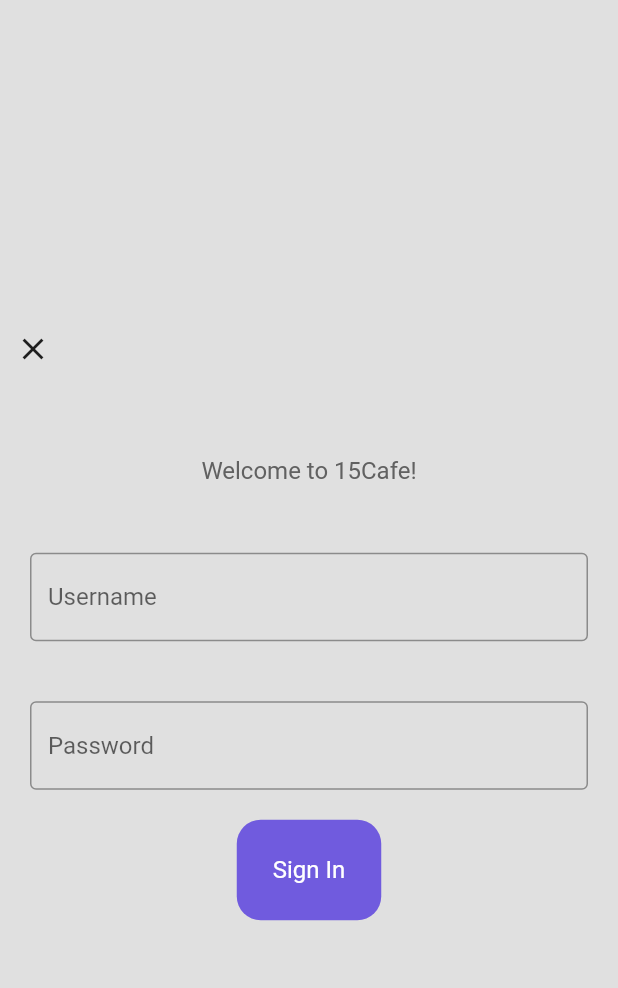
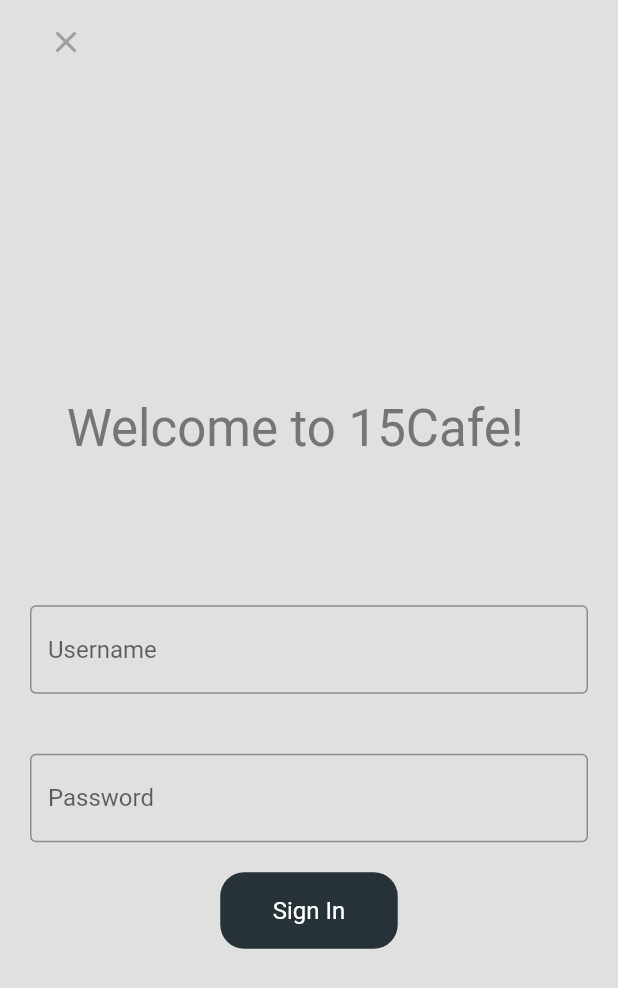
Before and after one commit to leelinhuie515/orderingSystem1, a Flutter app: the screen it shows after launch, after a tap on the "people" icon, on a phone screen of 412 x 824 dp. Shown: the top 988 px of the screen. Run offline on Flutter 3.47's test engine with Material 2 defaults, Android fonts, the phone set to English and light mode, and no system bars; missing offline and left inert: dart:js.

Commit message:
initial commit

```diff
--- a/lib/main.dart
+++ b/lib/main.dart
@@ -25,9 +25,6 @@ class MyApp extends StatelessWidget {
         debugShowCheckedModeBanner: false,
         home: HomePage(),
       ),
-
     );
-
   }
-
 }
--- a/lib/pages/coffee_page.dart
+++ b/lib/pages/coffee_page.dart
@@ -1,3 +1,5 @@
+import 'dart:js';
+
 import 'package:flutter/material.dart';
 import 'package:orderingsystem/components/coffee_tile.dart';
 import 'package:orderingsystem/model/coffee_shop.dart';
@@ -14,6 +16,11 @@ class coffeePage extends StatefulWidget {
 
 class _coffeePageState extends State<coffeePage> {
   //add coffee to cart
+
+  void addToCart(Coffee coffee) {
+    Provider.of<CoffeeShop>(context as BuildContext, listen: false).addItemToCart(coffee);
+  }
+
   @override
   Widget build(BuildContext context) {
     return Consumer<CoffeeShop>(
@@ -43,8 +50,8 @@ class _coffeePageState extends State<coffeePage> {
                     Coffee eachCoffee = value.coffeeShop[index];
 
                     //return the tile for this coffee
-                    return CoffeeTitle(coffee: eachCoffee, onPressed: () {  },
-
+                    return CoffeeTitle(coffee: eachCoffee,
+                      onPressed: () => addToCart(eachCoffee),
                     );
                   },
                 ),
--- a/lib/pages/login_page.dart
+++ b/lib/pages/login_page.dart
@@ -12,56 +12,49 @@ class _LoginPageState extends State<LoginPage> {
   Widget build(BuildContext context) {
     return Scaffold(
       backgroundColor: Colors.grey[300],
+      appBar: AppBar(
+        backgroundColor: Colors.transparent,
+        elevation: 0,
+        leading: Padding(
+          padding: const EdgeInsets.only(left: 24.0),
+          child: IconButton(
+            icon: Icon(
+              Icons.close,
+              color: Colors.grey,
+            ),
+            onPressed: () => Navigator.pushReplacement(
+              context,
+              MaterialPageRoute(
+                builder: (context) {
+                  return HomePage();
+                },
+              ),
+            ),
+          ),
+        ),
+      ),
+
         body: SafeArea(
           child: Center(
             child: Column(
               mainAxisAlignment: MainAxisAlignment.center,
               children: [
-
-              Container(
-                decoration: BoxDecoration(
-                  image: DecorationImage(
-                    image: AssetImage(''),
-                    fit: BoxFit.cover,
+                Padding(
+                  padding:
+                  const EdgeInsets.symmetric(horizontal: 36.0, vertical: 18),
+                  child: Row(
+                    children: [
+                      Text(
+                        ' Welcome to 15Cafe!',
+                        style: TextStyle(fontSize: 34, color: Colors.grey[600]),
+                      ),
+                    ],
                   ),
                 ),
-              ),
-
-              GestureDetector(
-                child: InkWell(
-                  child: Container(
-                    padding: EdgeInsets.all(10.0),
-                    child: Align(
-                      alignment: Alignment.topLeft,
-                      child: Icon(Icons.close),
-                    ),
-                  ),
-                  onTap: () => { Navigator.pushReplacement(context, MaterialPageRoute(builder: (context){
-                    return HomePage();},
-                  ),
-                  ),
-                  },
-                ),
-              ),
-
-              const SizedBox(height: 50),
-
+                const SizedBox(height: 60),
+                // username textfield
                 Flexible(
                   flex: 2,
-                child: Text(
-                  'Welcome to 15Cafe!',
-                  style: TextStyle(
-                    color: Colors.grey[700],
-                    fontSize: 16,
-                  ),
-                ),
-              ),
-
-              const SizedBox(height: 25),
-
-              // username textfield
-              Flexible(
-                flex:3,
                   child: Padding(
                     padding: EdgeInsets.all(20.0),
                     child: TextField(
@@ -96,10 +89,10 @@ class _LoginPageState extends State<LoginPage> {
                     ),
                   ),
                   child: Container(
-                  padding: const EdgeInsets.all(24),
+                    padding: const EdgeInsets.fromLTRB(35,16,35,16),
                     decoration: BoxDecoration(
                       borderRadius: BorderRadius.circular(16),
-                    color: const Color.fromARGB(255, 112, 91, 222),
+                      color: Colors.blueGrey[900],
                     ),
                     child: const Text(
                       "Sign In",
--- a/lib/pages/tea_page.dart
+++ b/lib/pages/tea_page.dart
@@ -50,11 +50,9 @@ class _teaPageState extends State<teaPage> {
                   }),
             ),
           ],
-
         ),
       ),
       ),
     );
-
   }
 }
```
Also changed, not shown: lib/images/cafe.jpeg (added). Lines whose indentation alone changed are shown as unchanged.
